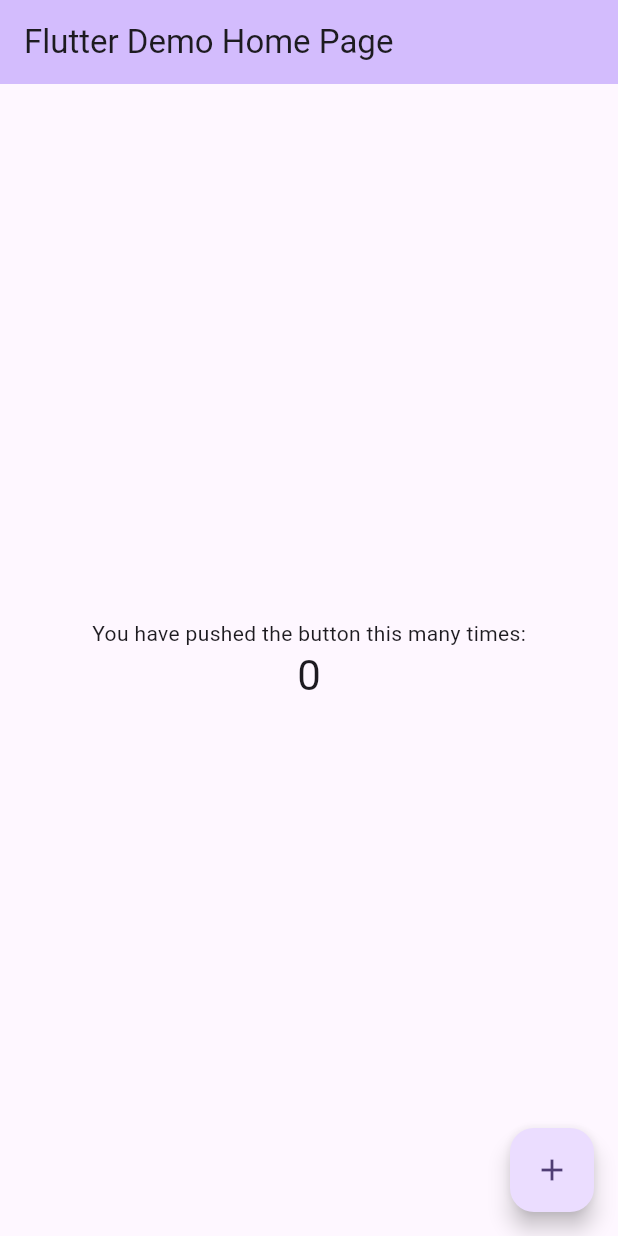
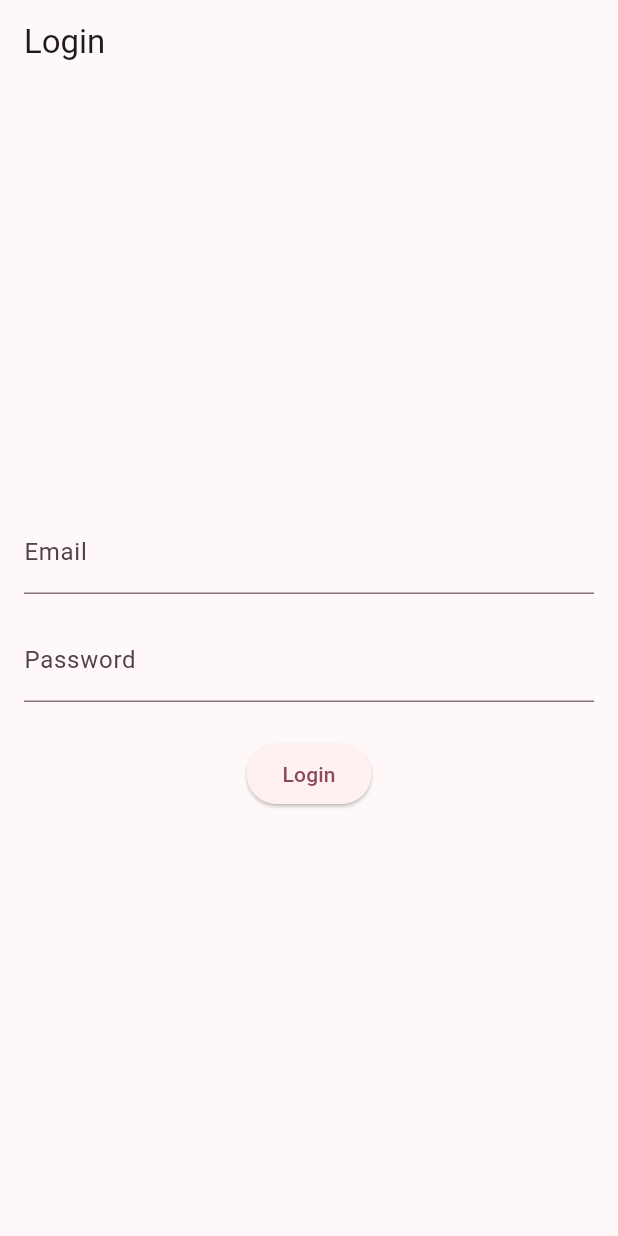
Before and after one commit to SangdonLee972/myapp, a Flutter app: the screen it shows after launch, on a phone screen of 412 x 824 dp. Run offline on Flutter 3.47's test engine with Material 3 defaults, Android fonts, the phone set to English and light mode, and no system bars.

```diff
--- /dev/null
+++ b/lib/auth/model/user.dart
@@ -0,0 +1,37 @@
+class User {
+  final String id; // 사용자 고유 ID
+  final String name; // 사용자 이름
+  final String email; // 사용자 이메일
+  final String? phoneNumber; // 전화번호 (옵션)
+
+  User({
+    required this.id,
+    required this.name,
+    required this.email,
+    this.phoneNumber,
+  });
+
+  // Firestore와 같은 데이터베이스에서 데이터를 가져올 때 사용
+  factory User.fromMap(Map<String, dynamic> map, String documentId) {
+    return User(
+      id: documentId,
+      name: map['name'] as String,
+      email: map['email'] as String,
+      phoneNumber: map['phoneNumber'] as String?,
+    );
+  }
+
+  // 데이터를 데이터베이스에 저장할 때 사용
+  Map<String, dynamic> toMap() {
+    return {
+      'name': name,
+      'email': email,
+      if (phoneNumber != null) 'phoneNumber': phoneNumber,
+    };
+  }
+
+  @override
+  String toString() {
+    return 'User(id: $id, name: $name, email: $email, phoneNumber: $phoneNumber)';
+  }
+}
--- /dev/null
+++ b/lib/auth/page/login_page.dart
@@ -0,0 +1,58 @@
+import 'package:flutter/material.dart';
+import 'package:myapp/auth/service/auth_service.dart';
+import 'package:myapp/main/main_screen.dart';
+
+class LoginPage extends StatefulWidget {
+  const LoginPage({Key? key}) : super(key: key);
+  @override
+  State<LoginPage> createState() => _LoginPageState();
+}
+
+class _LoginPageState extends State<LoginPage> {
+  final TextEditingController _emailController = TextEditingController();
+  final TextEditingController _passwordController = TextEditingController();
+
+  @override
+  Widget build(BuildContext context) {
+    return Scaffold(
+      appBar: AppBar(
+        title: const Text('Login'),
+      ),
+      body: Padding(
+        padding: const EdgeInsets.all(16.0),
+        child: Column(
+          mainAxisAlignment: MainAxisAlignment.center,
+          children: <Widget>[
+            TextField(
+              controller: _emailController,
+              decoration: const InputDecoration(labelText: 'Email'),
+              keyboardType: TextInputType.emailAddress,
+            ),
+            const SizedBox(height: 16.0),
+            TextField(
+              controller: _passwordController,
+              decoration: const InputDecoration(labelText: 'Password'),
+              obscureText: true,
+            ),
+            const SizedBox(height: 24.0),
+            ElevatedButton(
+              onPressed: () {
+                String email = _emailController.text;
+                String password = _passwordController.text;
+                print('Email: $email, Password: $password');
+
+                AuthService _auth = AuthService();
+                _auth.signInWithEmailAndPassword(email, password);
+                Navigator.pushReplacement(
+                  context,
+                  MaterialPageRoute(builder: (context) => const MainScreen()),
+                );
+              },
+              child: const Text('Login'),
+            ),
+          ],
+        ),
+      ),
+    );
+  }
+}
--- a/lib/main.dart
+++ b/lib/main.dart
@@ -1,4 +1,5 @@
-APimport 'package:flutter/material.dart';
+import 'package:flutter/material.dart';
+import 'package:myapp/auth/page/login_page.dart';
 
 void main() {
   runApp(const MyApp());
@@ -11,115 +12,12 @@ class MyApp extends StatelessWidget {
   @override
   Widget build(BuildContext context) {
     return MaterialApp(
-      title: 'Flutter Demo',
+      title: 'constract APP',
       theme: ThemeData(
-        // This is the theme of your application.
-        //
-        // TRY THIS: Try running your application with "flutter run". You'll see
-        // the application has a purple toolbar. Then, without quitting the app,
-        // try changing the seedColor in the colorScheme below to Colors.green
-        // and then invoke "hot reload" (save your changes or press the "hot
-        // reload" button in a Flutter-supported IDE, or press "r" if you used
-        // the command line to start the app).
-        //
-        // Notice that the counter didn't reset back to zero; the application
-        // state is not lost during the reload. To reset the state, use hot
-        // restart instead.
-        //
-        // This works for code too, not just values: Most code changes can be
-        // tested with just a hot reload.
-        colorScheme: ColorScheme.fromSeed(seedColor: Colors.deepPurple),
+        colorScheme: ColorScheme.fromSeed(seedColor: const Color.fromARGB(255, 0, 0, 0)),
         useMaterial3: true,
       ),
-      home: const MyHomePage(title: 'Flutter Demo Home Page'),
+      home: const LoginPage(),
     );
   }
 }
-
-class MyHomePage extends StatefulWidget {
-  const MyHomePage({super.key, required this.title});
-
-  // This widget is the home page of your application. It is stateful, meaning
-  // that it has a State object (defined below) that contains fields that affect
-  // how it looks.
-
-  // This class is the configuration for the state. It holds the values (in this
-  // case the title) provided by the parent (in this case the App widget) and
-  // used by the build method of the State. Fields in a Widget subclass are
-  // always marked "final".
-
-  final String title;
-
-  @override
-  State<MyHomePage> createState() => _MyHomePageState();
-}
-
-class _MyHomePageState extends State<MyHomePage> {
-  int _counter = 0;
-
-  void _incrementCounter() {
-    setState(() {
-      // This call to setState tells the Flutter framework that something has
-      // changed in this State, which causes it to rerun the build method below
-      // so that the display can reflect the updated values. If we changed
-      // _counter without calling setState(), then the build method would not be
-      // called again, and so nothing would appear to happen.
-      _counter++;
-    });
-  }
-
-  @override
-  Widget build(BuildContext context) {
-    // This method is rerun every time setState is called, for instance as done
-    // by the _incrementCounter method above.
-    //
-    // The Flutter framework has been optimized to make rerunning build methods
-    // fast, so that you can just rebuild anything that needs updating rather
-    // than having to individually change instances of widgets.
-    return Scaffold(
-      appBar: AppBar(
-        // TRY THIS: Try changing the color here to a specific color (to
-        // Colors.amber, perhaps?) and trigger a hot reload to see the AppBar
-        // change color while the other colors stay the same.
-        backgroundColor: Theme.of(context).colorScheme.inversePrimary,
-        // Here we take the value from the MyHomePage object that was created by
-        // the App.build method, and use it to set our appbar title.
-        title: Text(widget.title),
-      ),
-      body: Center(
-        // Center is a layout widget. It takes a single child and positions it
-        // in the middle of the parent.
-        child: Column(
-          // Column is also a layout widget. It takes a list of children and
-          // arranges them vertically. By default, it sizes itself to fit its
-          // children horizontally, and tries to be as tall as its parent.
-          //
-          // Column has various properties to control how it sizes itself and
-          // how it positions its children. Here we use mainAxisAlignment to
-          // center the children vertically; the main axis here is the vertical
-          // axis because Columns are vertical (the cross axis would be
-          // horizontal).
-          //
-          // TRY THIS: Invoke "debug painting" (choose the "Toggle Debug Paint"
-          // action in the IDE, or press "p" in the console), to see the
-          // wireframe for each widget.
-          mainAxisAlignment: MainAxisAlignment.center,
-          children: <Widget>[
-            const Text(
-              'You have pushed the button this many times:',
-            ),
-            Text(
-              '$_counter',
-              style: Theme.of(context).textTheme.headlineMedium,
-            ),
-          ],
-        ),
-      ),
-      floatingActionButton: FloatingActionButton(
-        onPressed: _incrementCounter,
-        tooltip: 'Increment',
-        child: const Icon(Icons.add),
-      ), // This trailing comma makes auto-formatting nicer for build methods.
-    );
-  }
-}
```
Also changed, not shown: lib/auth/service/auth_service.dart (added, +48 -0 lines), lib/main/main_page.dart (added, +49 -0 lines), lib/main/main_screen.dart (added, +53 -0 lines), lib/main/phonePurchase/used_phone_purchase_page.dart (added, +43 -0 lines), lib/main/repiar/repair_concent_page.dart (added, +44 -0 lines), lib/main/search/searchPage.dart (added, +81 -0 lines), lib/main/setting_page.dart (added).
